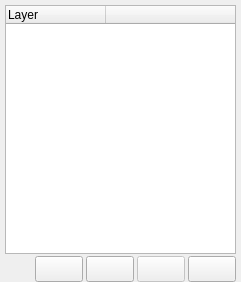
Old version of the form glue/qt/ui/layertree.ui in the repository glue-viz/glue.
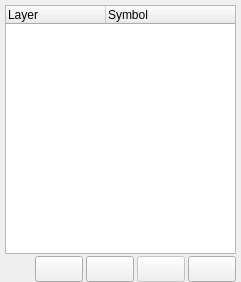
New version of the form. Icons and pictures are not drawn. Custom widgets are drawn as their Qt base class.

The edit to the form file:
```diff
--- a/glue/qt/ui/layertree.ui
+++ b/glue/qt/ui/layertree.ui
@@ -73,7 +73,7 @@
        </column>
        <column>
         <property name="text">
-         <string> </string>
+         <string>Symbol</string>
         </property>
        </column>
       </widget>
```
